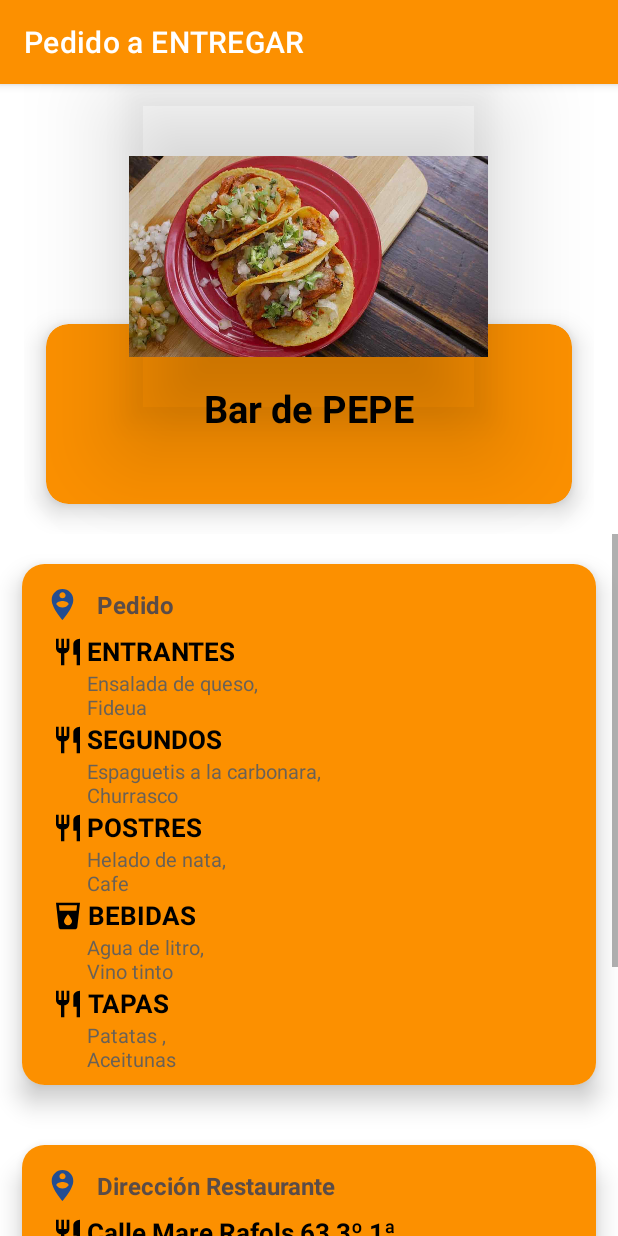
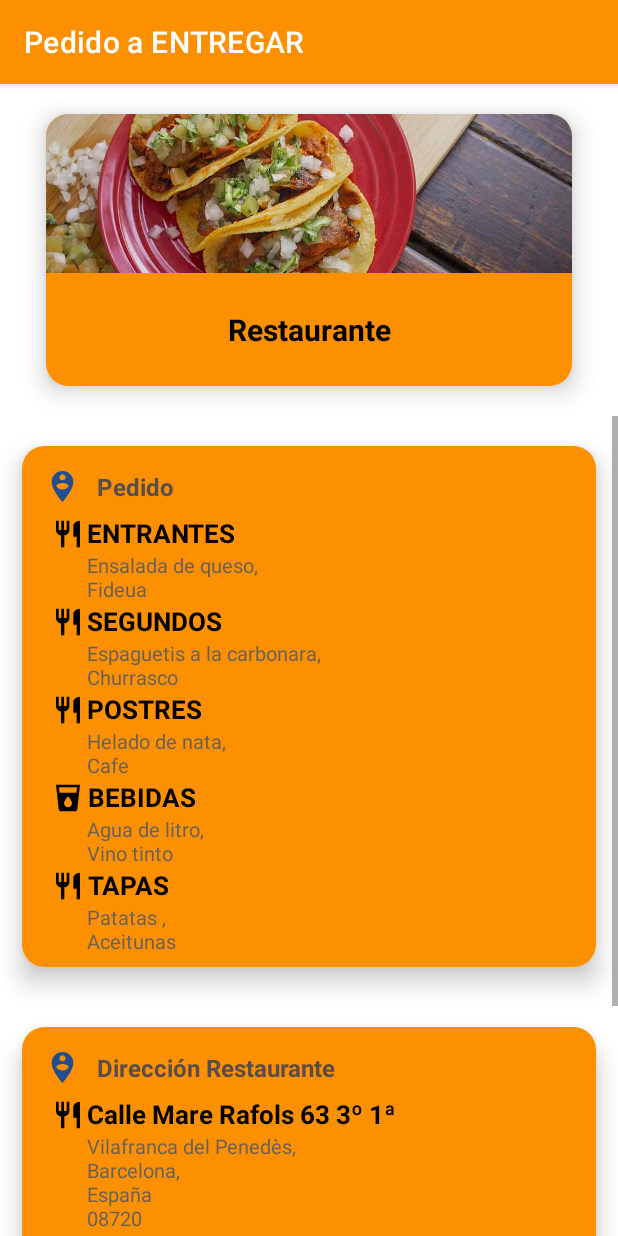
Before and after one commit to Shockynio/Trabajo_Final_Grupo_11_DAM, an Android app: the fragment EncargosEscogidosragment shown on its own in the app's theme, on a phone screen of 412 x 824 dp. Run offline under Robolectric (Android 15) with nearby library versions, the light colour scheme and no system bars; network calls fail.

Commit message:
Diseño EncargosEscogido y EngardoAEscoger

```diff
--- a/app/src/main/java/com/example/trabajo_final_grupo_11_dam/Fragment/EncargosEscogidosragment.java
+++ b/app/src/main/java/com/example/trabajo_final_grupo_11_dam/Fragment/EncargosEscogidosragment.java
@@ -9,6 +9,7 @@ import android.view.LayoutInflater;
 import android.view.View;
 import android.view.ViewGroup;
 import android.widget.Button;
+import android.widget.ImageView;
 import android.widget.TextView;
 
 import com.example.trabajo_final_grupo_11_dam.R;
@@ -60,7 +61,8 @@ public class EncargosEscogidosragment extends Fragment {
         }
     }
 
-    private TextView tvEERNomRestaurante;
+    private TextView tvEER2NomRestaurante;
+    private ImageView ivRestaurant;
 
     private TextView tvEEPPedidoInfo;
     private TextView tvEEPPedidoInfo2;
@@ -82,8 +84,9 @@ public class EncargosEscogidosragment extends Fragment {
                              Bundle savedInstanceState) {
         View root = inflater.inflate(R.layout.fragment_encargos_escogidosragment, container, false);
 
-        //TODO: SELECT TO NOMBRE RESTAURANTE donde se hace el pedido
-        tvEERNomRestaurante = root.findViewById(R.id.tv_eer_nom_restaurante);
+        //TODO: SELECT TO NOMBRE RESTAURANTE donde se hace el pedido, y su imagen
+        tvEER2NomRestaurante = root.findViewById(R.id.tv_eer2_nom_restaurante);
+        ivRestaurant = root.findViewById(R.id.iv_restaurant);
         //TODO: SELECT TO PEDIDOS(DIVIDIDOS ENTRE 1.ENTRANTES 2.SEGUNDOS 3.POSTRES 4.BEBEDIAS 5.TAPAS)
         tvEEPPedidoInfo  = root.findViewById(R.id.tv_eep_pedido_info);
         tvEEPPedidoInfo2 = root.findViewById(R.id.tv_eep_pedido_info2);
--- /dev/null
+++ b/app/src/main/res/layout/encargos_escogidos_restaurante2.xml
@@ -0,0 +1,44 @@
+<?xml version="1.0" encoding="utf-8"?>
+<androidx.cardview.widget.CardView xmlns:android="http://schemas.android.com/apk/res/android"
+    xmlns:app="http://schemas.android.com/apk/res-auto"
+    xmlns:card_view="http://schemas.android.com/tools"
+    android:id="@+id/cardViewRestaurant"
+    android:layout_width="match_parent"
+    android:layout_height="wrap_content"
+    app:cardCornerRadius="15dp"
+    app:cardElevation="10dp"
+    app:cardUseCompatPadding="true"
+    card_view:cardCornerRAdius="5dp">
+
+    <LinearLayout
+        android:layout_width="match_parent"
+        android:layout_height="wrap_content"
+        android:orientation="vertical"
+        android:background="@color/orangeINTENSE">
+
+        <!-- Media -->
+        <ImageView
+            android:id="@+id/iv_restaurant"
+            android:layout_width="match_parent"
+            android:layout_height="106dp"
+            android:contentDescription="@string/restaurant_image"
+            android:textColor="@color/black"
+            android:scaleType="centerCrop"
+            app:srcCompat="@drawable/comida"/>
+
+
+        <TextView
+            android:id="@+id/tv_eer2_nom_restaurante"
+            android:layout_width="match_parent"
+            android:layout_height="wrap_content"
+            android:gravity="center"
+            android:textColor="@color/black"
+            android:padding="16dp"
+            android:layout_margin="8dp"
+            android:textStyle="bold"
+            android:textSize="20dp"
+            android:text="Restaurante" />
+
+    </LinearLayout>
+
+</androidx.cardview.widget.CardView>
--- a/app/src/main/res/layout/fragment_encargos_escogidosragment.xml
+++ b/app/src/main/res/layout/fragment_encargos_escogidosragment.xml
@@ -15,7 +15,7 @@
 
         <include
             android:layout_gravity="center"
-            layout="@layout/encargos_escogidos_restaurante"
+            layout="@layout/encargos_escogidos_restaurante2"
             android:layout_height="wrap_content"
             android:layout_marginLeft="16dp"
             android:layout_marginRight="16dp"
```
Also changed, not shown: app/src/main/res/layout/encargos_disponibles_restaurante.xml (added, +86 -0 lines), app/src/main/res/layout/fragment_encargos_disponibles.xml (+11 -8 lines).
